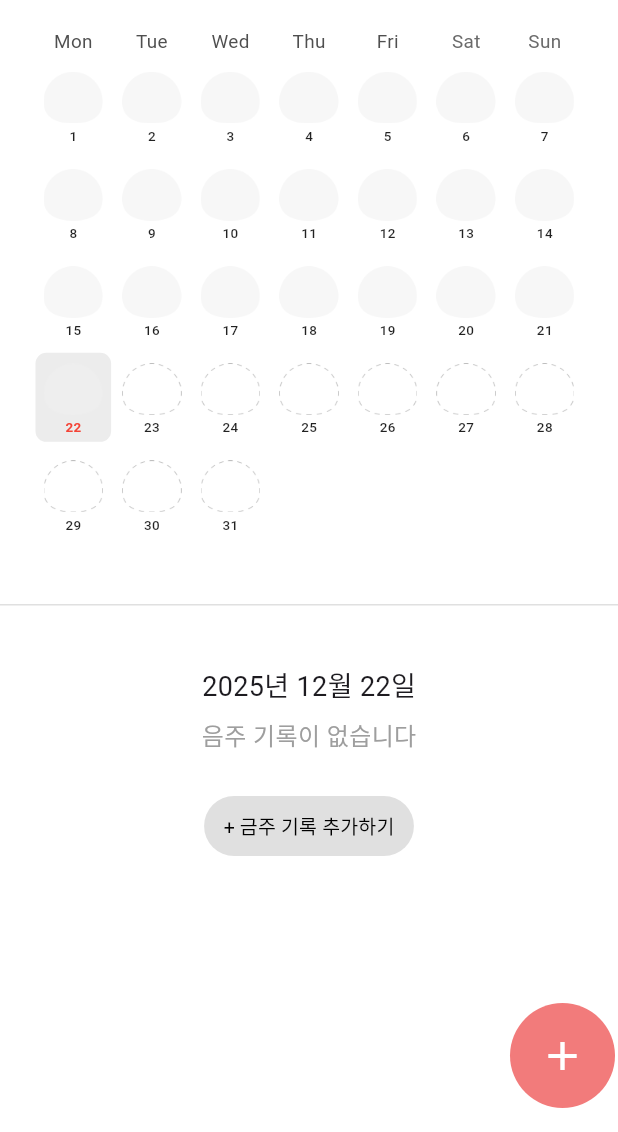
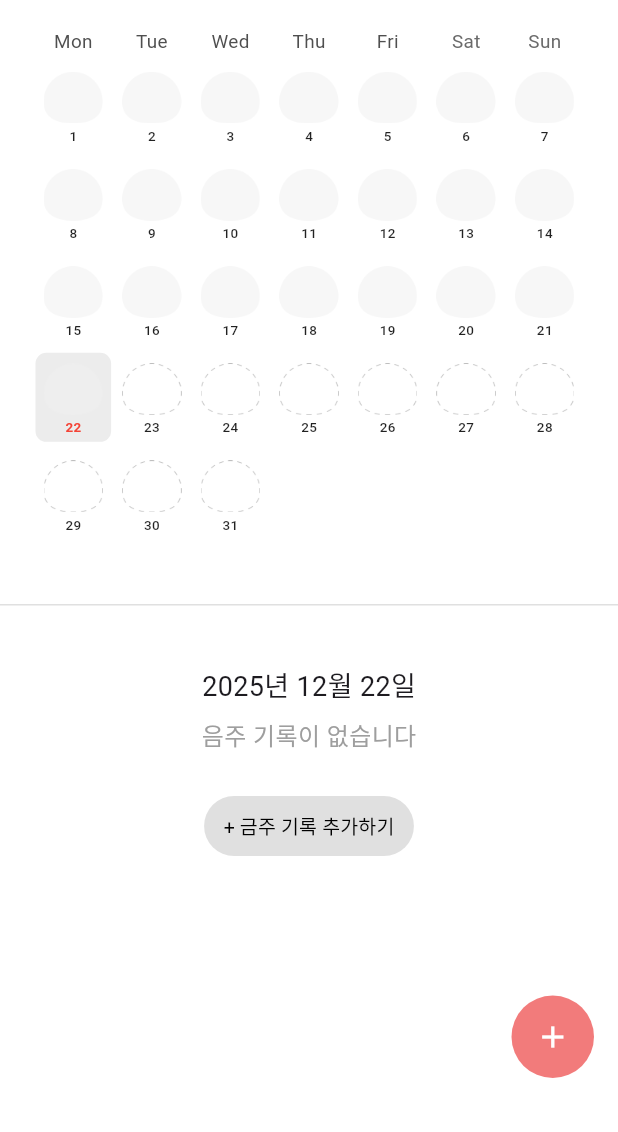
Before and after one commit to a-idiots/ddalgguk, a Flutter app: the CalendarScreen screen opened directly, on a phone screen of 412 x 824 dp, the part 104-1236 px from its top. Run offline on Flutter 3.47's test engine with Material 3 defaults, Android fonts, the phone set to English and light mode, and no system bars; drawn by our look-alikes of table_calendar; our stand-ins replace cloud_firestore, equatable, firebase_analytics, firebase_auth, firebase_core, fl_chart and 13 more; missing offline and left inert: appinio_social_share, gal, kakao_flutter_sdk_user; accounts and stored records are empty; Roboto replaces fonts that are missing (GmarketSans).

Commit message:
fix: Adjusts position and size of FAB
Fine-tunes the floating action button's position by vertically aligning it and reducing its size for a better user interface experience.

```diff
--- a/lib/features/calendar/calendar_screen.dart
+++ b/lib/features/calendar/calendar_screen.dart
@@ -91,17 +91,17 @@ class _CalendarScreenState extends ConsumerState<CalendarScreen> {
     return Scaffold(
       floatingActionButtonLocation: FloatingActionButtonLocation.endFloat,
       floatingActionButton: Transform.translate(
-        offset: const Offset(14, 0), // 오른쪽 20% 가리기
+        offset: const Offset(0, -20), // 오른쪽 20% 가리기
         child: SizedBox(
-          width: 70,
-          height: 70,
+          width: 55,
+          height: 55,
           child: FloatingActionButton(
             onPressed: () => _showAddRecordDialog(context),
             backgroundColor: AppColors.primaryPink,
             foregroundColor: Colors.white,
             elevation: 0,
             shape: const CircleBorder(),
-            child: const Icon(Icons.add, size: 32),
+            child: const Icon(Icons.add, size: 24),
           ),
         ),
       ),
```
